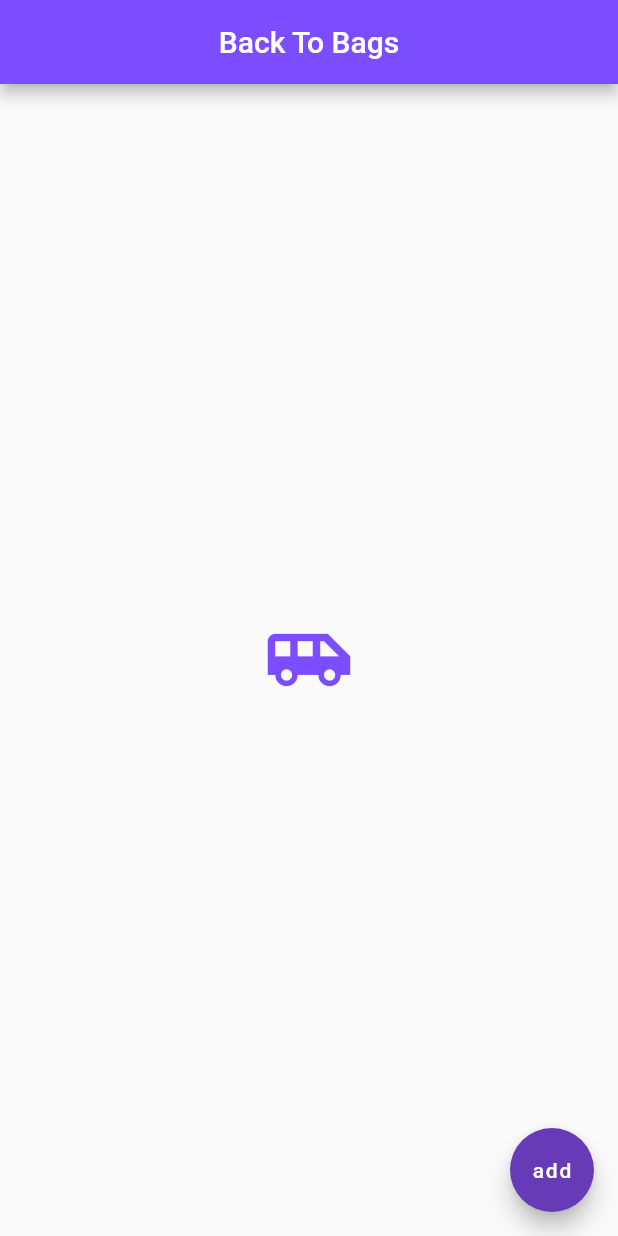
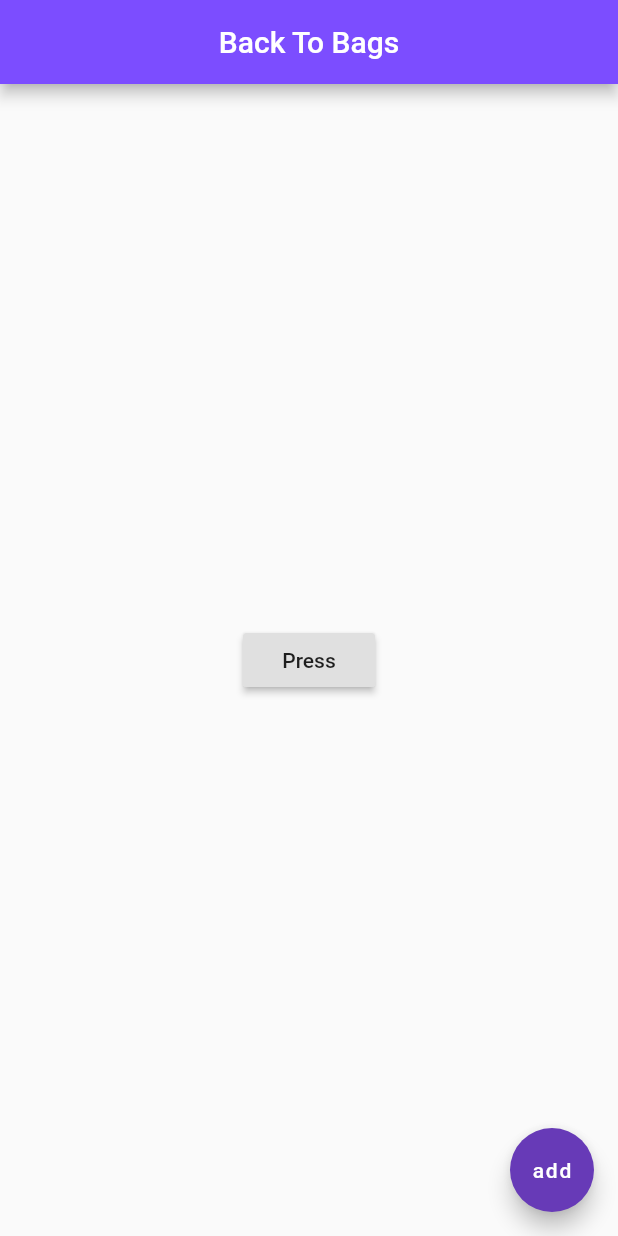
Before and after one commit to gokintosh/myapp, a Flutter app: the screen it shows after launch, on a phone screen of 412 x 824 dp. Run offline on Flutter 3.47's test engine with Material 2 defaults, Android fonts, the phone set to English and light mode, and no system bars.

Commit message:
added a button property

```diff
--- a/lib/main.dart
+++ b/lib/main.dart
@@ -15,10 +15,9 @@ class Home extends StatelessWidget {
         backgroundColor: Colors.deepPurpleAccent,
       ),
       body: Center(
-        child: Icon(
-          Icons.airport_shuttle,
-          color: Colors.deepPurpleAccent,
-          size: 60.0,
+        child: RaisedButton(
+          onPressed: (){},
+          child: Text('Press'),
         )
         ),
 
```
